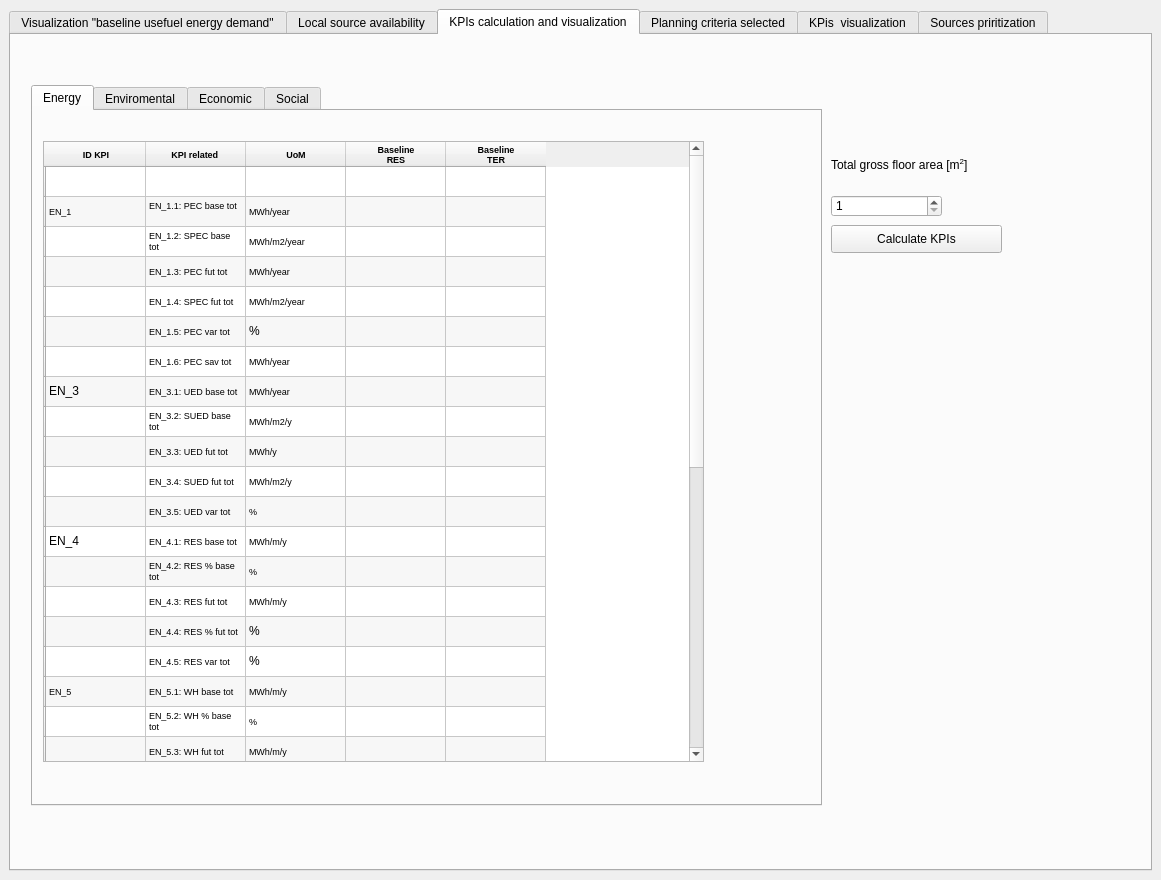
Old version of the form planning_and_simulation_modules/city/city_step01.ui in the repository Planheat/Planheat-Tool.
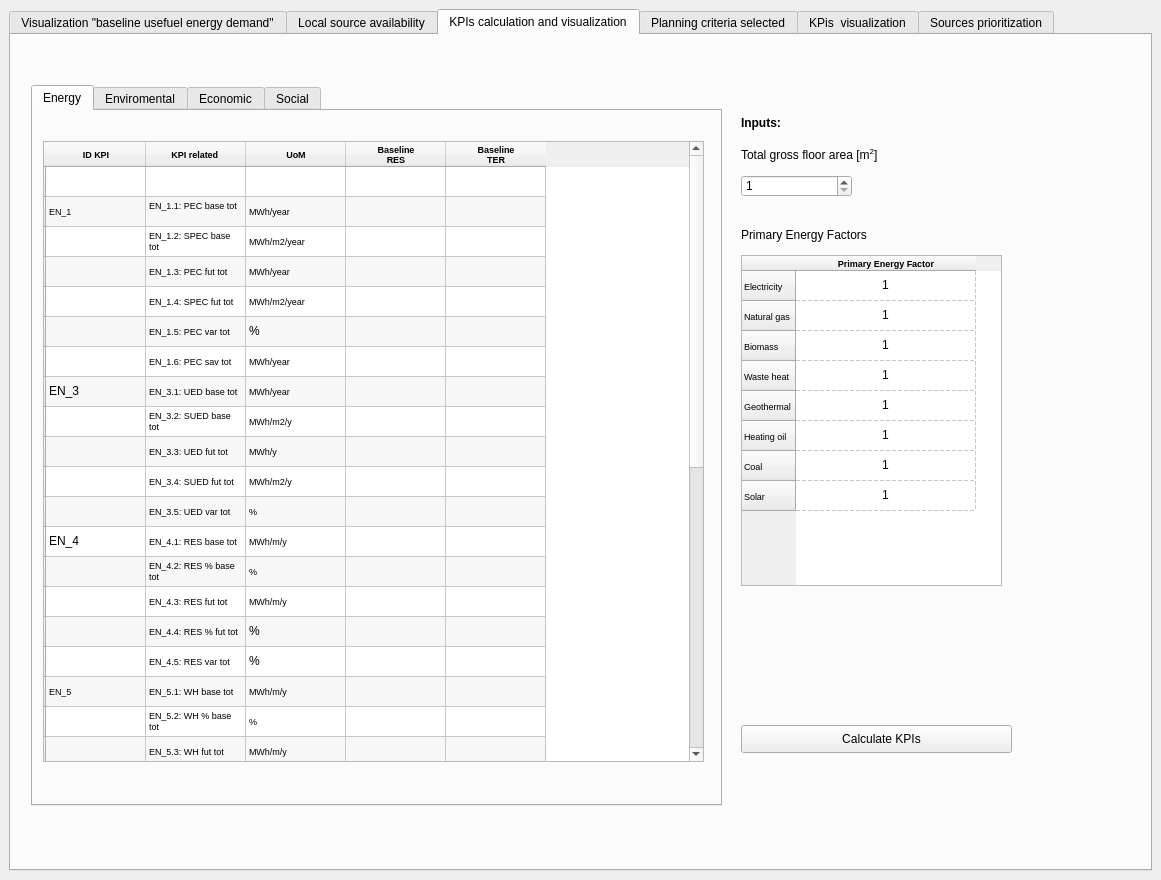
New version of the form. The open tabs and pages were chosen to show the change. Icons and pictures are not drawn.

```diff
--- a/planning_and_simulation_modules/city/city_step01.ui
+++ b/planning_and_simulation_modules/city/city_step01.ui
@@ -1065,7 +1065,7 @@
          <rect>
           <x>20</x>
           <y>50</y>
-          <width>791</width>
+          <width>691</width>
           <height>721</height>
          </rect>
         </property>
@@ -3094,9 +3094,9 @@
        <widget class="QPushButton" name="btn_Kpis">
         <property name="geometry">
          <rect>
-          <x>820</x>
-          <y>190</y>
-          <width>171</width>
+          <x>730</x>
+          <y>690</y>
+          <width>271</width>
           <height>28</height>
          </rect>
         </property>
@@ -3107,14 +3107,14 @@
          <number>7000</number>
         </property>
         <property name="text">
-         <string>Calculate KPIs</string>
+         <string>   Calculate KPIs</string>
         </property>
        </widget>
        <widget class="QSpinBox" name="footArea">
         <property name="geometry">
          <rect>
-          <x>820</x>
-          <y>160</y>
+          <x>730</x>
+          <y>140</y>
           <width>111</width>
           <height>22</height>
          </rect>
@@ -3138,8 +3138,8 @@
        <widget class="QLabel" name="label_19">
         <property name="geometry">
          <rect>
-          <x>820</x>
-          <y>120</y>
+          <x>730</x>
+          <y>110</y>
           <width>161</width>
           <height>20</height>
          </rect>
@@ -3148,6 +3148,236 @@
          <string>&lt;html&gt;&lt;head/&gt;&lt;body&gt;&lt;p&gt;Total gross floor area [m&lt;span style=&quot; vertical-align:super;&quot;&gt;2&lt;/span&gt;]&lt;/p&gt;&lt;/body&gt;&lt;/html&gt;</string>
         </property>
        </widget>
+       <widget class="QTableWidget" name="pef_table">
+        <property name="geometry">
+         <rect>
+          <x>730</x>
+          <y>220</y>
+          <width>261</width>
+          <height>331</height>
+         </rect>
+        </property>
+        <property name="tabletTracking">
+         <bool>false</bool>
+        </property>
+        <property name="gridStyle">
+         <enum>Qt::DashLine</enum>
+        </property>
+        <property name="sortingEnabled">
+         <bool>false</bool>
+        </property>
+        <attribute name="horizontalHeaderDefaultSectionSize">
+         <number>180</number>
+        </attribute>
+        <attribute name="horizontalHeaderMinimumSectionSize">
+         <number>60</number>
+        </attribute>
+        <row>
+         <property name="text">
+          <string>Electricity</string>
+         </property>
+         <property name="font">
+          <font>
+           <pointsize>7</pointsize>
+           <weight>50</weight>
+           <bold>false</bold>
+          </font>
+         </property>
+        </row>
+        <row>
+         <property name="text">
+          <string>Natural gas</string>
+         </property>
+         <property name="font">
+          <font>
+           <pointsize>7</pointsize>
+           <weight>50</weight>
+           <bold>false</bold>
+          </font>
+         </property>
+        </row>
+        <row>
+         <property name="text">
+          <string>Biomass</string>
+         </property>
+         <property name="font">
+          <font>
+           <pointsize>7</pointsize>
+           <weight>50</weight>
+           <bold>false</bold>
+          </font>
+         </property>
+        </row>
+        <row>
+         <property name="text">
+          <string>Waste heat</string>
+         </property>
+         <property name="font">
+          <font>
+           <pointsize>7</pointsize>
+           <weight>50</weight>
+           <bold>false</bold>
+          </font>
+         </property>
+        </row>
+        <row>
+         <property name="text">
+          <string>Geothermal</string>
+         </property>
+         <property name="font">
+          <font>
+           <pointsize>7</pointsize>
+           <weight>50</weight>
+           <bold>false</bold>
+          </font>
+         </property>
+        </row>
+        <row>
+         <property name="text">
+          <string>Heating oil</string>
+         </property>
+         <property name="font">
+          <font>
+           <pointsize>7</pointsize>
+           <weight>50</weight>
+           <bold>false</bold>
+          </font>
+         </property>
+        </row>
+        <row>
+         <property name="text">
+          <string>Coal</string>
+         </property>
+         <property name="font">
+          <font>
+           <pointsize>7</pointsize>
+          </font>
+         </property>
+        </row>
+        <row>
+         <property name="text">
+          <string>Solar</string>
+         </property>
+         <property name="font">
+          <font>
+           <pointsize>7</pointsize>
+           <weight>50</weight>
+           <bold>false</bold>
+          </font>
+         </property>
+        </row>
+        <column>
+         <property name="text">
+          <string>Primary Energy Factor</string>
+         </property>
+         <property name="font">
+          <font>
+           <pointsize>7</pointsize>
+           <weight>75</weight>
+           <bold>true</bold>
+          </font>
+         </property>
+        </column>
+        <item row="0" column="0">
+         <property name="text">
+          <string>1</string>
+         </property>
+         <property name="textAlignment">
+          <set>AlignCenter</set>
+         </property>
+        </item>
+        <item row="1" column="0">
+         <property name="text">
+          <string>1</string>
+         </property>
+         <property name="textAlignment">
+          <set>AlignCenter</set>
+         </property>
+        </item>
+        <item row="2" column="0">
+         <property name="text">
+          <string>1</string>
+         </property>
+         <property name="textAlignment">
+          <set>AlignCenter</set>
+         </property>
+        </item>
+        <item row="3" column="0">
+         <property name="text">
+          <string>1</string>
+         </property>
+         <property name="textAlignment">
+          <set>AlignCenter</set>
+         </property>
+        </item>
+        <item row="4" column="0">
+         <property name="text">
+          <string>1</string>
+         </property>
+         <property name="textAlignment">
+          <set>AlignCenter</set>
+         </property>
+        </item>
+        <item row="5" column="0">
+         <property name="text">
+          <string>1</string>
+         </property>
+         <property name="textAlignment">
+          <set>AlignCenter</set>
+         </property>
+        </item>
+        <item row="6" column="0">
+         <property name="text">
+          <string>1</string>
+         </property>
+         <property name="textAlignment">
+          <set>AlignCenter</set>
+         </property>
+        </item>
+        <item row="7" column="0">
+         <property name="text">
+          <string>1</string>
+         </property>
+         <property name="textAlignment">
+          <set>AlignCenter</set>
+         </property>
+        </item>
+       </widget>
+       <widget class="QLabel" name="label">
+        <property name="geometry">
+         <rect>
+          <x>730</x>
+          <y>80</y>
+          <width>55</width>
+          <height>16</height>
+         </rect>
+        </property>
+        <property name="font">
+         <font>
+          <weight>75</weight>
+          <bold>true</bold>
+         </font>
+        </property>
+        <property name="text">
+         <string>Inputs:</string>
+        </property>
+        <property name="textFormat">
+         <enum>Qt::PlainText</enum>
+        </property>
+       </widget>
+       <widget class="QLabel" name="label_20">
+        <property name="geometry">
+         <rect>
+          <x>730</x>
+          <y>190</y>
+          <width>161</width>
+          <height>20</height>
+         </rect>
+        </property>
+        <property name="text">
+         <string>&lt;html&gt;&lt;head/&gt;&lt;body&gt;&lt;p&gt;Primary Energy Factors&lt;/p&gt;&lt;/body&gt;&lt;/html&gt;</string>
+        </property>
+       </widget>
       </widget>
       <widget class="QWidget" name="tab_7">
        <attribute name="title">
@@ -5702,7 +5932,7 @@
       </widget>
       <widget class="QWidget" name="tab_9">
        <attribute name="title">
-        <string>Sources priritization</string>
+        <string>Sources prioritization</string>
        </attribute>
        <widget class="QWidget" name="layoutWidget_2">
         <property name="geometry">
```
